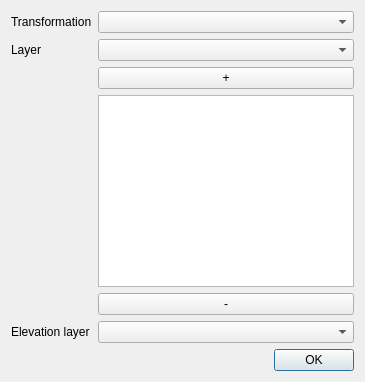
Above: speckle/automation/mapping_send.ui from specklesystems/speckle-qgis before the change. Below: the same form after it.
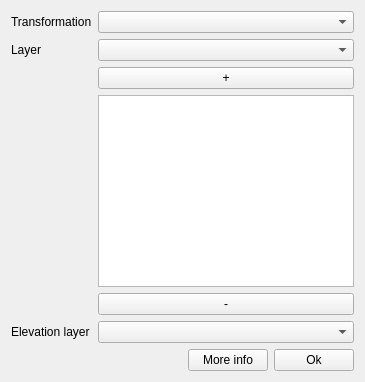
That is the form after the change.

Commit message: More Info btn

```diff
--- a/speckle/automation/mapping_send.ui
+++ b/speckle/automation/mapping_send.ui
@@ -97,11 +97,32 @@
 
 
                     <item row="6" column="1">
-                        <widget class="QDialogButtonBox" name="dialog_button_box">
-                            <property name="standardButtons">
-                                <set>QDialogButtonBox::Ok</set>
-                            </property>
-                        </widget>
+                        <layout class="QHBoxLayout" name="horizontalLayout" stretch="3,1,1">
+                            <item>
+                                <spacer name="horizontalSpacer">
+                                    <property name="orientation">
+                                        <enum>Qt::Horizontal</enum>
+                                    </property>
+                                    <property name="sizeType">
+                                        <enum>QSizePolicy::Expanding</enum>
+                                    </property>
+                                </spacer>
+                            </item>
+                            <item >
+                                <widget class="QPushButton" name="more_info">
+                                    <property name="text">
+                                    <string>More info</string>
+                                    </property>
+                                </widget>
+                            </item >
+                            <item >
+                                <widget class="QPushButton" name="dialog_button_box">
+                                    <property name="text">
+                                    <string>Ok</string>
+                                    </property>
+                                </widget>
+                            </item>
+                        </layout>
                     </item>
 
                     
```
The commit also changes 2 other files.
